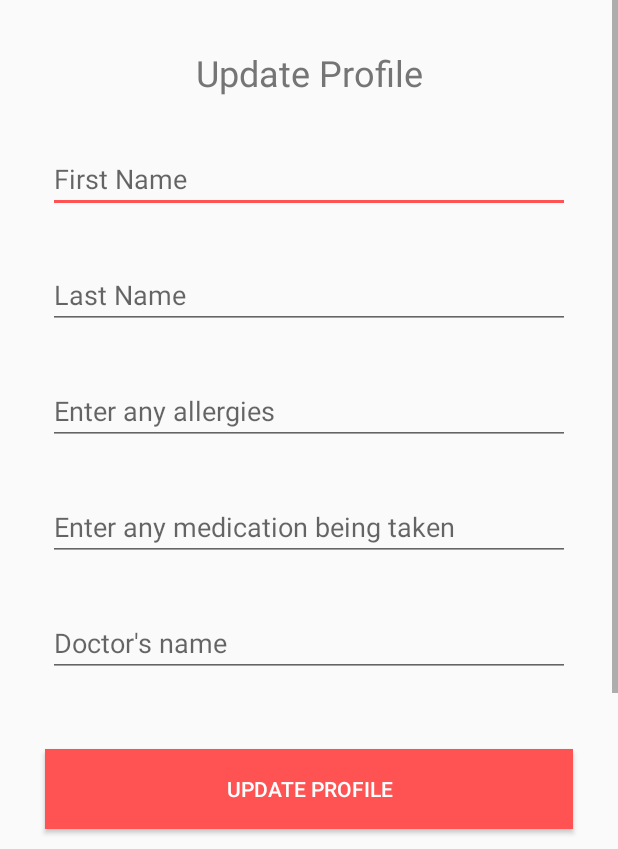
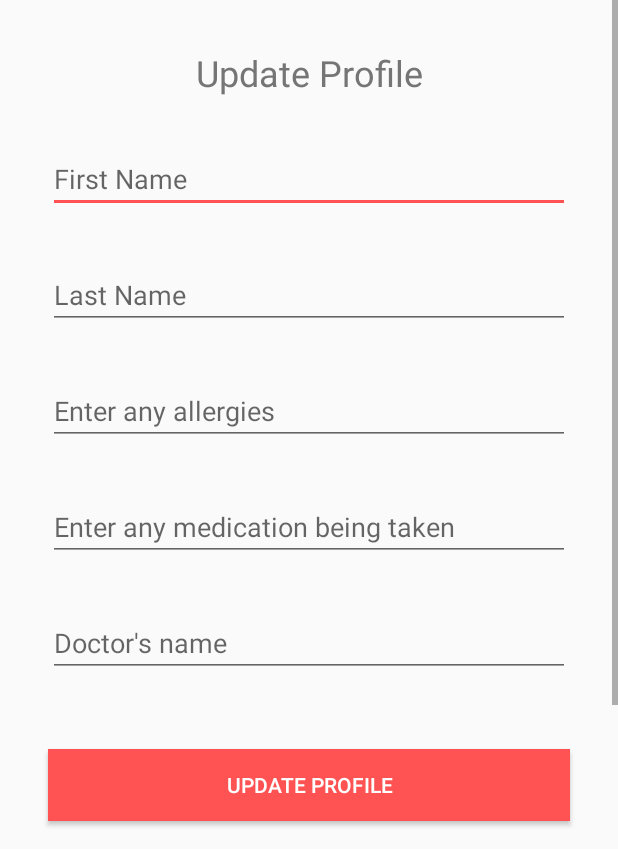
Before and after one commit to ADW784/EMRapplication, an Android app: the EditProfileActivity screen opened directly, with no data from a screen before it, on a phone screen of 412 x 824 dp, the part 387-1236 px from its top. Run offline under Robolectric (Android 15) with nearby library versions, the phone set to English and light mode, and no system bars; our stand-ins replace Firebase (no records; nobody signed in at launch, a user with empty details on screens opened directly).

Commit message:
Fix speech to text and layout inconsistencies

```diff
--- a/app/src/main/res/layout/activity_login.xml
+++ b/app/src/main/res/layout/activity_login.xml
@@ -67,7 +67,7 @@
 
         <Button
             android:id="@+id/buttonLogin"
-            android:layout_width="352dp"
+            android:layout_width="0dp"
             android:layout_height="wrap_content"
             android:layout_marginStart="32dp"
             android:layout_marginLeft="32dp"
--- a/app/src/main/res/layout/activity_profile.xml
+++ b/app/src/main/res/layout/activity_profile.xml
@@ -138,8 +138,8 @@
 
         <Button
             android:id="@+id/update_profile_button"
-            android:layout_width="352dp"
-            android:layout_height="53dp"
+            android:layout_width="0dp"
+            android:layout_height="wrap_content"
             android:layout_marginStart="32dp"
             android:layout_marginLeft="32dp"
             android:layout_marginTop="48dp"
@@ -154,8 +154,8 @@
 
         <Button
             android:id="@+id/cancel_profile_update_button"
-            android:layout_width="352dp"
-            android:layout_height="53dp"
+            android:layout_width="0dp"
+            android:layout_height="wrap_content"
             android:layout_marginStart="32dp"
             android:layout_marginLeft="32dp"
             android:layout_marginTop="48dp"
--- a/app/src/main/res/layout/activity_registration.xml
+++ b/app/src/main/res/layout/activity_registration.xml
@@ -154,8 +154,8 @@
 
         <Button
             android:id="@+id/buttonRegister"
-            android:layout_width="352dp"
-            android:layout_height="53dp"
+            android:layout_width="0dp"
+            android:layout_height="wrap_content"
             android:layout_marginStart="32dp"
             android:layout_marginLeft="32dp"
             android:layout_marginTop="48dp"
--- a/app/src/main/res/layout/activity_sos.xml
+++ b/app/src/main/res/layout/activity_sos.xml
@@ -30,7 +30,7 @@
             android:textColor="#FFFFFF"
             app:layout_constraintEnd_toEndOf="parent"
             app:layout_constraintStart_toStartOf="parent"
-            app:layout_constraintTop_toBottomOf="@+id/signout_button" />
+            app:layout_constraintTop_toBottomOf="@+id/buttonEditProfile" />
 
         <Button
             android:id="@+id/signout_button"
@@ -41,12 +41,14 @@
             android:layout_marginTop="32dp"
             android:layout_marginEnd="32dp"
             android:layout_marginRight="32dp"
+            android:layout_marginBottom="32dp"
             android:background="@color/colorPrimary"
             android:text="@string/Button_tittle_sign_out"
             android:textColor="#FFFFFF"
+            app:layout_constraintBottom_toBottomOf="parent"
             app:layout_constraintEnd_toEndOf="parent"
             app:layout_constraintStart_toStartOf="parent"
-            app:layout_constraintTop_toBottomOf="@+id/buttonEditProfile" />
+            app:layout_constraintTop_toBottomOf="@+id/register_button" />
 
         <TextView
             android:id="@+id/textView5"
```
Also changed, not shown: app/src/main/java/com/example/emrapplication/ui/SosActivity.java (+5 -3 lines).
